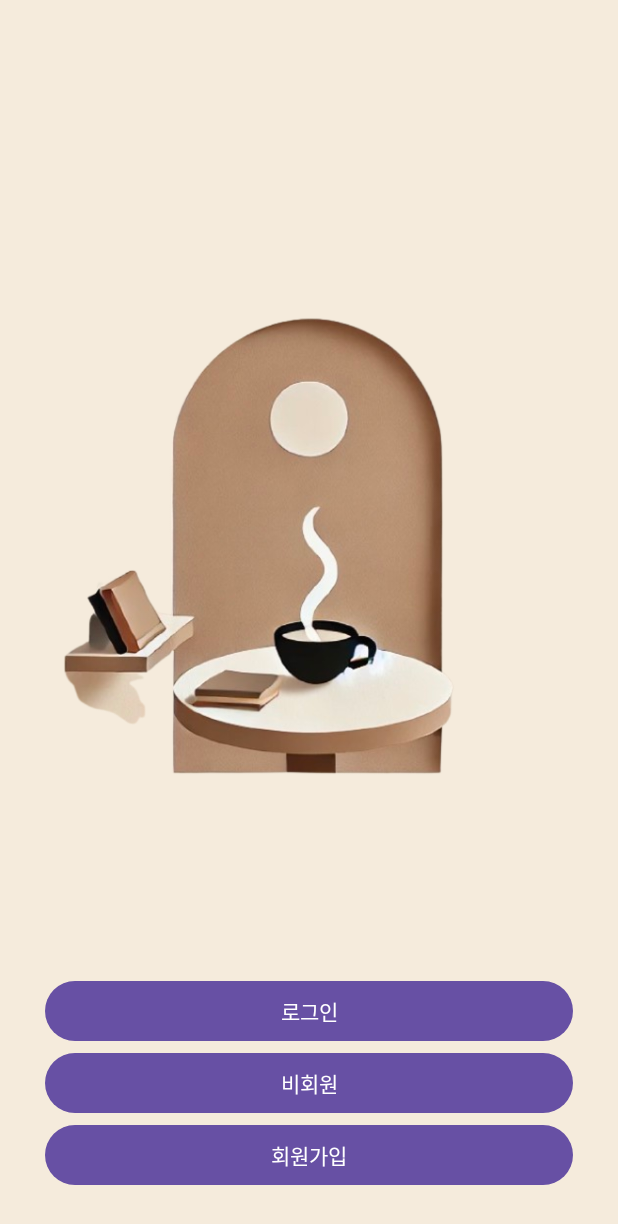
After one commit to chulgil/android-ks-sample-app, an Android app built with Jetpack Compose: the IntroActivity screen opened directly, with no data from a screen before it, on a phone screen of 412 x 824 dp. The commit adds this screen. Shown: the top 1224 px of the screen. Run offline under Robolectric (Android 15) with nearby library versions, the light colour scheme and no system bars.

Commit message:
Feat: Add IntroActivity

```diff
--- /dev/null
+++ b/app/src/main/java/me/chulgil/mysampleapp/auth/IntroActivity.kt
@@ -0,0 +1,17 @@
+package me.chulgil.mysampleapp.auth
+
+import android.os.Bundle
+import androidx.activity.enableEdgeToEdge
+import androidx.appcompat.app.AppCompatActivity
+import androidx.core.view.ViewCompat
+import androidx.core.view.WindowInsetsCompat
+import me.chulgil.mysampleapp.R
+
+class IntroActivity : AppCompatActivity() {
+    override fun onCreate(savedInstanceState: Bundle?) {
+        super.onCreate(savedInstanceState)
+        enableEdgeToEdge()
+        setContentView(R.layout.activity_intro)
+
+    }
+}
--- /dev/null
+++ b/app/src/main/res/layout/activity_intro.xml
@@ -0,0 +1,53 @@
+<?xml version="1.0" encoding="utf-8"?>
+<androidx.constraintlayout.widget.ConstraintLayout
+    xmlns:android="http://schemas.android.com/apk/res/android"
+    xmlns:app="http://schemas.android.com/apk/res-auto"
+    xmlns:tools="http://schemas.android.com/tools"
+    android:id="@+id/main"
+    android:layout_width="match_parent"
+    android:layout_height="match_parent"
+    tools:context=".auth.IntroActivity">
+
+    <RelativeLayout
+        android:layout_width="match_parent"
+        android:layout_height="match_parent"
+        android:background="@color/soft_beige">
+
+        <ImageView
+            android:layout_width="match_parent"
+            android:layout_height="wrap_content"
+            android:importantForAccessibility="no"
+            android:paddingTop="120dp"
+            android:scaleX="0.8"
+            android:scaleY="0.8"
+            android:src="@drawable/logo_bg" />
+
+        <LinearLayout
+            android:layout_width="match_parent"
+            android:layout_alignParentBottom="true"
+            android:layout_margin="30dp"
+            android:layout_height="wrap_content"
+            android:orientation="vertical">
+
+            <Button
+
+                android:layout_width="match_parent"
+                android:layout_height="wrap_content"
+                android:text="@string/action_login" />
+
+            <Button
+                android:layout_width="match_parent"
+                android:layout_height="wrap_content"
+                android:text="@string/action_guest" />
+
+            <Button
+                android:layout_width="match_parent"
+                android:layout_height="wrap_content"
+                android:text="@string/action_sign_in" />
+
+
+        </LinearLayout>
+
+    </RelativeLayout>
+
+</androidx.constraintlayout.widget.ConstraintLayout>
--- a/app/src/main/res/values/strings.xml
+++ b/app/src/main/res/values/strings.xml
@@ -3,7 +3,7 @@
     <string name="title_activity_login">LoginActivity</string>
     <string name="prompt_email">Email</string>
     <string name="prompt_password">Password</string>
-    <string name="action_sign_in">Sign in or register</string>
+    <string name="action_sign_in">회원가입</string>
     <string name="action_sign_in_short">Sign in</string>
     <string name="action_sign_out">Sign Out</string>
     <string name="welcome">"Welcome !"</string>
@@ -54,4 +54,6 @@
     </string>
     <string name="action_board_write">write</string>
     <string name="action_list">list</string>
+    <string name="action_login">로그인</string>
+    <string name="action_guest">비회원</string>
 </resources>
--- a/app/src/main/res/values/themes.xml
+++ b/app/src/main/res/values/themes.xml
@@ -4,6 +4,7 @@
     <style name="Theme.MySampleApp" parent="android:Theme.Material.Light.NoActionBar" />
   <!-- Base application theme. -->
     <style name="Base.Theme.MySampleApp" parent="Theme.Material3.DayNight.NoActionBar">
+        <item name="colorPrimaryVariant">@color/base_beige</item>
         <!-- Customize your light theme here. -->
         <!-- <item name="colorPrimary">@color/my_light_primary</item> -->
     </style>
```
Also changed, not shown: app/src/main/AndroidManifest.xml (+13 -8 lines), app/src/main/java/me/chulgil/mysampleapp/SplashActivity.kt (added, +28 -0 lines), app/src/main/res/layout/activity_splash.xml (added, +20 -0 lines), app/src/main/res/values/colors.xml (+14 -0 lines), app/src/main/res/drawable/logo.png (added), app/src/main/res/drawable/logo_bg.png (added).
